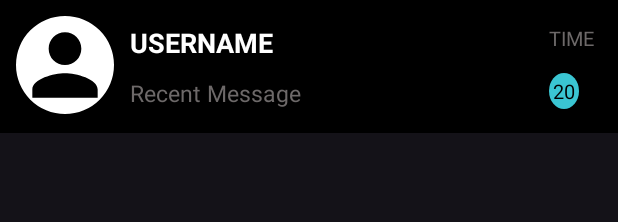
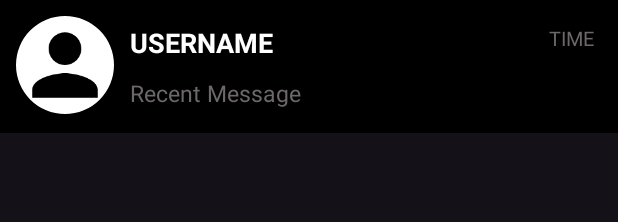
Before and after one commit to AashishDhawan12/Nexus, an Android app: the layout single_chat_item.xml on its own in the app's theme, with its tools: preview values and no code run, on a phone screen of 412 x 824 dp. Shown: the top 222 px of the screen. Run offline under Robolectric (Android 15) with nearby library versions, the phone set to English and light mode, and no system bars; Roboto replaces fonts that are not available here.

Commit message:
croll fix

```diff
--- a/app/src/main/java/com/example/nexus/activity/ChatActivity.kt
+++ b/app/src/main/java/com/example/nexus/activity/ChatActivity.kt
@@ -103,6 +103,7 @@ class ChatActivity : AppCompatActivity() {
                         messageList.add(message!!)
                     }
                     adapter.notifyDataSetChanged()
+                    binding.messageRecycler.scrollToPosition(messageList.size-1)
                 }
             }
 
--- a/app/src/main/res/layout/single_chat_item.xml
+++ b/app/src/main/res/layout/single_chat_item.xml
@@ -71,6 +71,7 @@
                 android:background="@drawable/circular_img"
                 android:padding="@dimen/_2sdp"
                 android:text="20"
+                android:visibility="invisible"
                 android:textColor="#000"
                 android:textSize="@dimen/_10sdp" />
 
```
